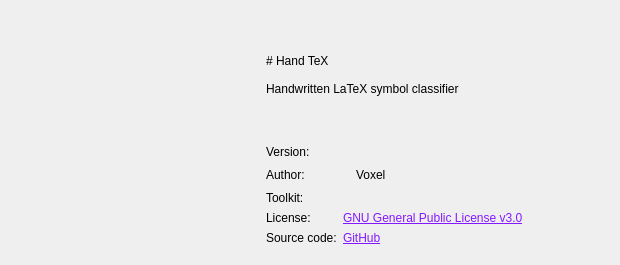
Old version of the form ui_files/About.ui in the repository xiongsp/Hand-TeX.
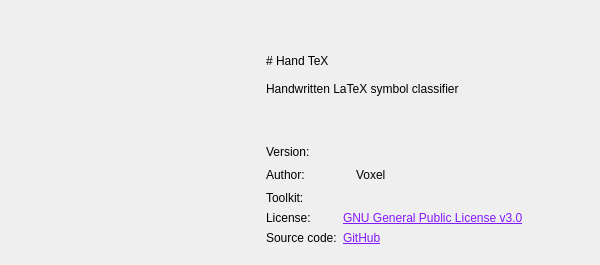
New version of the form.

```diff
--- a/ui_files/About.ui
+++ b/ui_files/About.ui
@@ -6,7 +6,7 @@
    <rect>
     <x>0</x>
     <y>0</y>
-    <width>620</width>
+    <width>600</width>
     <height>265</height>
    </rect>
   </property>
```
